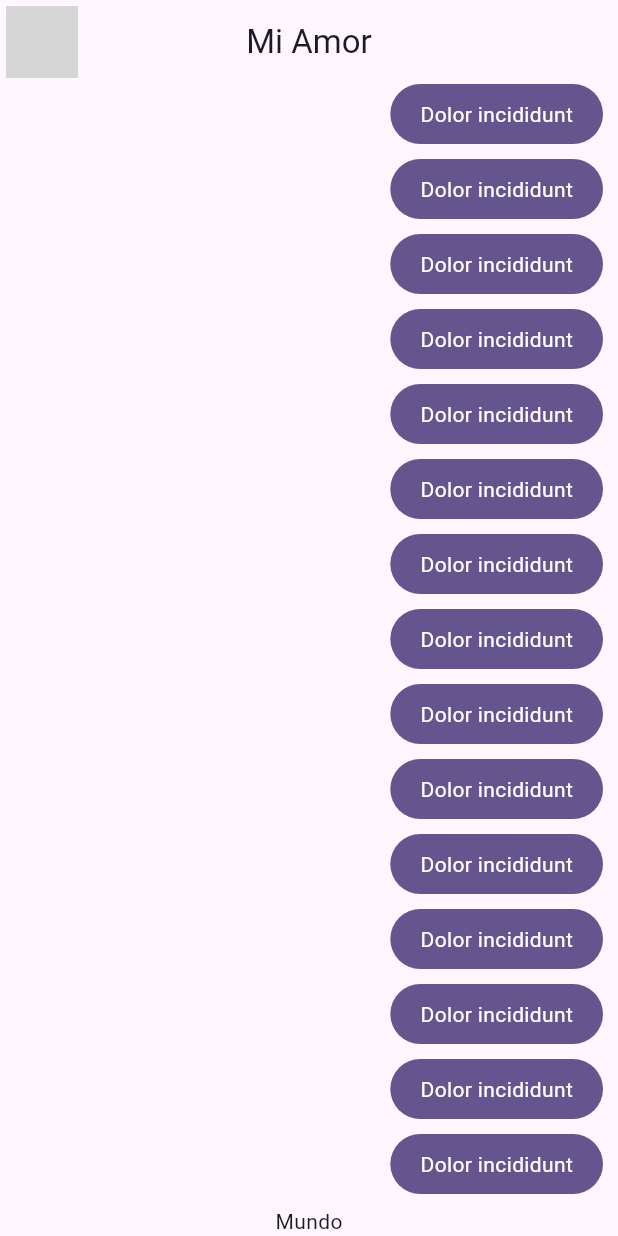
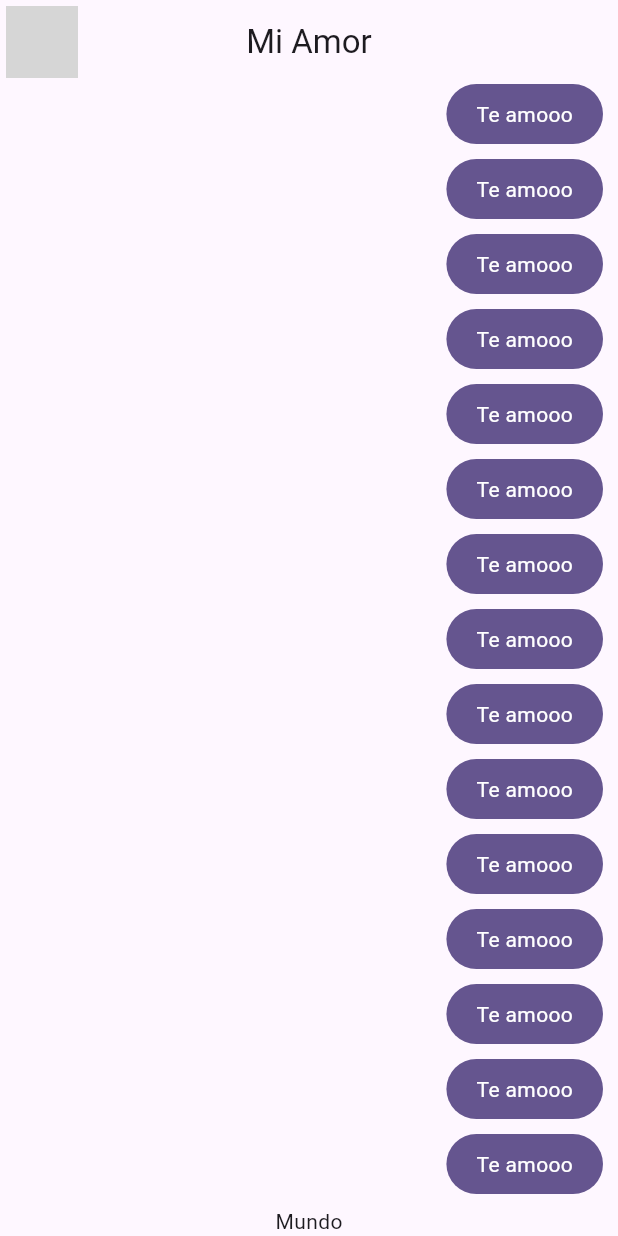
Before and after one commit to jfpazto/FlutterChat, a Flutter app: the screen it shows after launch, on a phone screen of 412 x 824 dp. Run offline on Flutter 3.47's test engine with Material 2 defaults, Android fonts, the phone set to English and light mode, and no system bars; network calls fail; grey boxes are pictures that could not be loaded.

Commit message:
Agregando nuevo texto

```diff
--- a/lib/presentation/widgets/chat/my_message_bubble.dart
+++ b/lib/presentation/widgets/chat/my_message_bubble.dart
@@ -16,7 +16,7 @@ class MyMessageBubble extends StatelessWidget {
           child: const Padding(
             padding: EdgeInsets.symmetric(horizontal: 20, vertical: 10),
             child: Text(
-              'Dolor incididunt',
+              'Te amooo',
               style: TextStyle(color: Colors.white),
             ),
           ),
```
